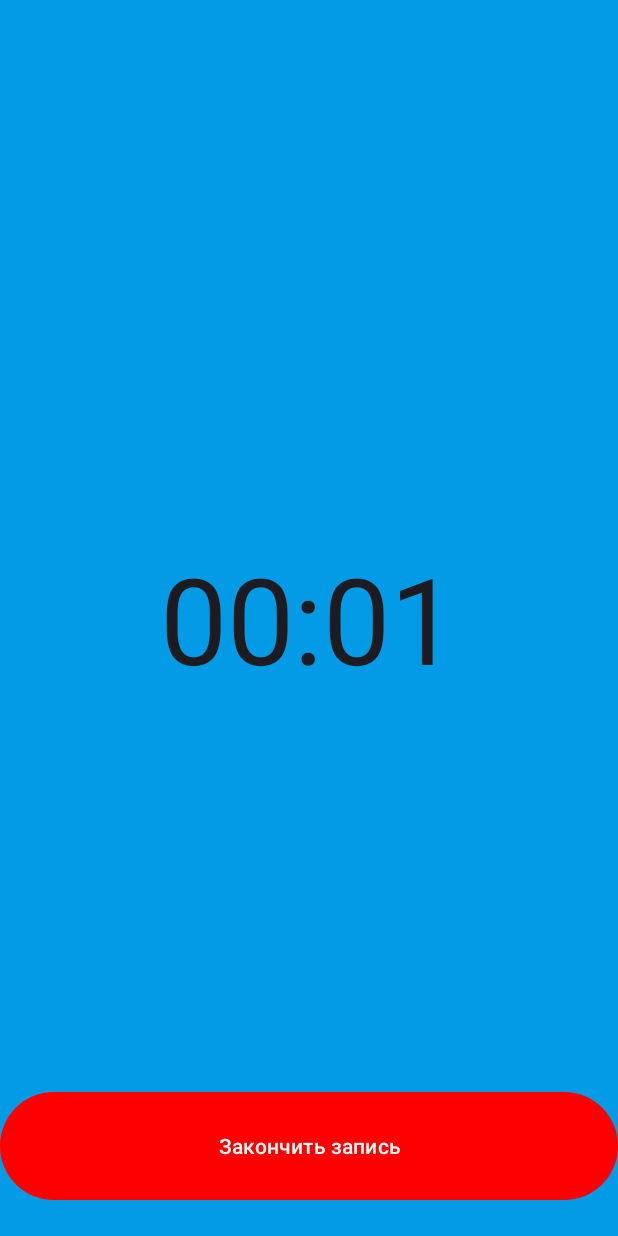
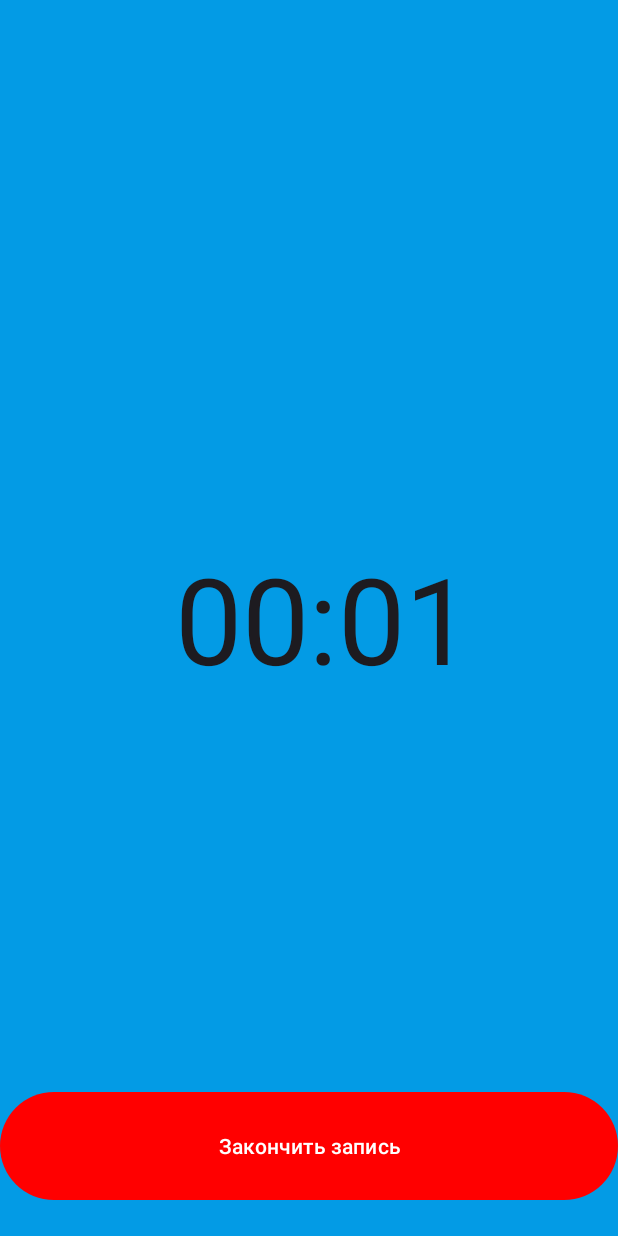
Before and after one commit to Azzatoz/Impulse-fitness-app, an Android app: the MainRecord screen opened directly, with no data from a screen before it, on a phone screen of 412 x 824 dp. Run offline under Robolectric (Android 15) with nearby library versions, the phone set to English and light mode, and no system bars; our stand-ins replace Room's generated code; 1 statement that could not run was skipped.

Commit message:
# изменил формат отображения секундомера

```diff
--- a/app/src/main/res/layout/activity_record.xml
+++ b/app/src/main/res/layout/activity_record.xml
@@ -8,6 +8,7 @@
         android:layout_width="wrap_content"
         android:layout_height="wrap_content"
         android:textSize="80sp"
+        android:format=" %s"
         android:layout_gravity="center"/>
 
     <TextView
```
